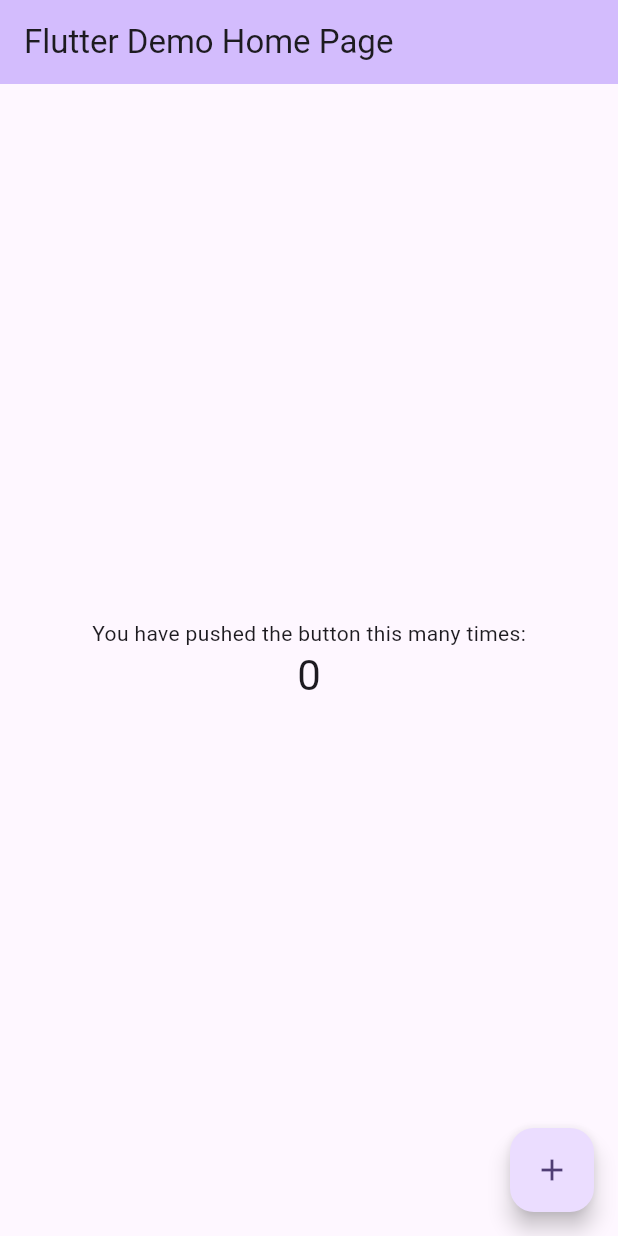
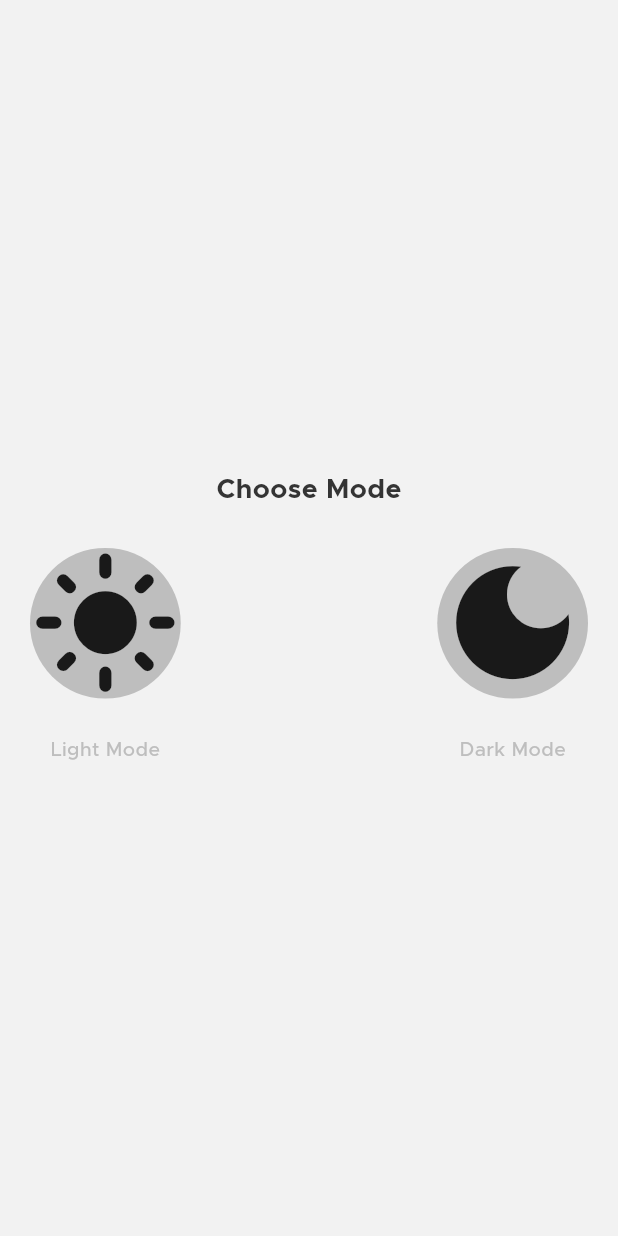
Before and after one commit to noyevate/todo, a Flutter app: the screen it shows after launch, on a phone screen of 412 x 824 dp. Run offline on Flutter 3.47's test engine with Material 3 defaults, Android fonts, the phone set to English and light mode, and no system bars; our stand-ins replace flutter_bloc, flutter_screenutil.

Commit message:
added the  light and dark theme logic

```diff
--- /dev/null
+++ b/lib/core/extensions/space_exs.dart
@@ -0,0 +1,15 @@
+import 'package:flutter/material.dart';
+
+extension IntExtention on int? {
+  int validate({int value  = 0}) {
+    return this ?? value;
+  }
+
+  Widget get s => SizedBox(
+    height: this?.toDouble(),
+  );
+
+  Widget get l => SizedBox(
+    width: this?.toDouble(),
+  );
+}
--- /dev/null
+++ b/lib/core/utils/colors.dart
@@ -0,0 +1,13 @@
+import 'package:flutter/material.dart';
+
+class AppColors {
+  static const Color primaryColor = Color(0xff4568dc);
+  static const lightBackground = Color(0xffF2F2F2);
+  static const darkBackground = Color(0xff0D0C0C);
+  static const grey = Color(0xffBEBEBE);
+  static const darkgrey = Color(0xff343434);
+  static const List<Color> primaryGradientColor = [
+    Color(0xff4568dc),
+    Color(0xffb06ab3),
+  ];
+}
--- /dev/null
+++ b/lib/core/utils/constanst.dart
@@ -0,0 +1,70 @@
+// import 'package:flutter/material.dart';
+// import 'package:ftoast/ftoast.dart';
+// import 'package:panara_dialogs/panara_dialogs.dart';
+
+// ///
+// import '../utils/strings.dart';
+// import '../../main.dart';
+
+// /// Empty Title & Subtite TextFields Warning
+// emptyFieldsWarning(context) {
+//   return FToast.toast(
+//     context,
+//     msg: MyString.oopsMsg,
+//     subMsg: "You must fill all Fields!",
+//     corner: 20.0,
+//     duration: 2000,
+//     padding: const EdgeInsets.all(20),
+//   );
+// }
+
+// /// Nothing Enter When user try to edit the current tesk
+// nothingEnterOnUpdateTaskMode(context) {
+//   return FToast.toast(
+//     context,
+//     msg: MyString.oopsMsg,
+//     subMsg: "You must edit the tasks then try to update it!",
+//     corner: 20.0,
+//     duration: 3000,
+//     padding: const EdgeInsets.all(20),
+//   );
+// }
+
+// /// No task Warning Dialog
+// dynamic warningNoTask(BuildContext context) {
+//   return PanaraInfoDialog.showAnimatedGrow(
+//     context,
+//     title: MyString.oopsMsg,
+//     message:
+//         "There is no Task For Delete!\n Try adding some and then try to delete it!",
+//     buttonText: "Okay",
+//     onTapDismiss: () {
+//       Navigator.pop(context);
+//     },
+//     panaraDialogType: PanaraDialogType.warning,
+//   );
+// }
+
+// /// Delete All Task Dialog
+// dynamic deleteAllTask(BuildContext context) {
+//   return PanaraConfirmDialog.show(
+//     context,
+//     title: MyString.areYouSure,
+//     message:
+//         "Do You really want to delete all tasks? You will no be able to undo this action!",
+//     confirmButtonText: "Yes",
+//     cancelButtonText: "No",
+//     onTapCancel: () {
+//       Navigator.pop(context);
+//     },
+//     onTapConfirm: () {
+//       BaseWidget.of(context).dataStore.box.clear();
+//       Navigator.pop(context);
+//     },
+//     panaraDialogType: PanaraDialogType.error,
+//     barrierDismissible: false,
+//   );
+// }
+
+// /// lottie asset address
+String lottieURL = 'assets/lottie/1.json';
--- /dev/null
+++ b/lib/core/utils/reusable_text.dart
@@ -0,0 +1,33 @@
+import 'package:flutter/material.dart';
+
+class ReuseableText extends StatelessWidget {
+  final String title;
+  final TextStyle style;
+  final TextAlign? textAlign;
+  final TextOverflow? overflow;
+  final TextDecoration? decoration;
+
+  const ReuseableText({
+    super.key,
+    required this.title,
+    required this.style,
+    this.textAlign,
+    this.overflow, this.decoration,
+
+  });
+
+  @override
+  Widget build(BuildContext context) {
+    return Text(
+      title,
+      style: style.copyWith(
+        fontFamily: style.fontFamily ?? 'Metropolis',
+        decoration: decoration ?? TextDecoration.none  // Default to 'Aeonik' if not provided
+      ) ,
+      textAlign: textAlign ?? TextAlign.left,
+
+      overflow: overflow ?? TextOverflow.ellipsis,
+      // softWrap: false,
+    );
+  }
+}
--- /dev/null
+++ b/lib/core/utils/size.dart
@@ -0,0 +1,4 @@
+import 'package:flutter_screenutil/flutter_screenutil.dart';
+
+double height = 1640.h;
+ double width = 720.w;
--- /dev/null
+++ b/lib/core/utils/strings.dart
@@ -0,0 +1,17 @@
+class AppStrings {
+  static const String mainTitle = "My Tasks";
+  static const String deletedTask = "This task was deleted";
+  static const String doneAllTask = "You Have Done All Tasks!👌";
+  static const String addNewTask = "Add New ";
+  static const String updateCurrentTask = "Update ";
+  static const String taskStrnig = "Task";
+  static const String titleOfTitleTextField = "What are you planing😇?";
+  static const String addNote = 'Add Note';
+  static const String timeString = "Time";
+  static const String dateString = "Date";
+  static const String deleteTask = "Delete Task";
+  static const String addTaskString = "Add Task";
+  static const String updateTaskString = "Update Task";
+  static const String oopsMsg = "Oops!";
+  static const String areYouSure = "Are You Sure?";
+}
--- /dev/null
+++ b/lib/core/utils/themes.dart
@@ -0,0 +1,113 @@
+import 'package:flutter/material.dart';
+import 'package:todo/core/utils/colors.dart';
+
+class AppTheme {
+  static final lightTheme = ThemeData(
+    primaryColor: AppColors.primaryColor,
+    scaffoldBackgroundColor: AppColors.lightBackground,
+    brightness: Brightness.light,
+    textTheme: const TextTheme(
+          displayLarge: TextStyle(
+            color: Colors.black,
+            fontSize: 45,
+            fontWeight: FontWeight.bold,
+            fontFamily: 'Metropolis'
+          ),
+          titleMedium: TextStyle(
+            color: Colors.grey,
+            fontSize: 16,
+            fontWeight: FontWeight.w300,
+            fontFamily: 'Metropolis'
+          ),
+          displayMedium: TextStyle(
+            color: Colors.white,
+            fontSize: 21,
+            fontFamily: 'Metropolis'
+          ),
+          displaySmall: TextStyle(
+            color: Color.fromARGB(255, 234, 234, 234),
+            fontSize: 14,
+
+            fontWeight: FontWeight.w400,
+            fontFamily: 'Metropolis'
+          ),
+          headlineMedium: TextStyle(
+            color: Colors.grey,
+            fontSize: 15,
+            fontFamily: 'Metropolis'
+          ),
+          headlineSmall: TextStyle(
+            color: Colors.grey,
+            fontSize: 12,
+            fontFamily: 'Metropolis'
+          ),
+          titleSmall: TextStyle(
+            color: Colors.black,
+            fontWeight: FontWeight.w500,
+            fontFamily: 'Metropolis'
+          ),
+          titleLarge: TextStyle(
+            fontSize: 20,
+            color: Colors.black,
+            fontWeight: FontWeight.w300,
+            fontFamily: 'Metropolis'
+          ),
+        ),
+      );
+
+
+  static final darkTheme = ThemeData(
+    primaryColor: AppColors.primaryColor,
+
+    scaffoldBackgroundColor: AppColors.darkBackground,
+    brightness: Brightness.dark,
+    textTheme: const TextTheme(
+          displayLarge: TextStyle(
+            color: Colors.black,
+            fontSize: 45,
+            fontWeight: FontWeight.bold,
+            fontFamily: 'Metropolis'
+          ),
+          titleMedium: TextStyle(
+            color: Colors.grey,
+            fontSize: 16,
+            fontWeight: FontWeight.w300,
+            fontFamily: 'Metropolis'
+          ),
+          displayMedium: TextStyle(
+            color: Colors.white,
+            fontSize: 21,
+            fontFamily: 'Metropolis'
+          ),
+          displaySmall: TextStyle(
+            color: Color.fromARGB(255, 234, 234, 234),
+            fontSize: 14,
+
+            fontWeight: FontWeight.w400,
+            fontFamily: 'Metropolis'
+          ),
+          headlineMedium: TextStyle(
+            color: Colors.grey,
+            fontSize: 15,
+            fontFamily: 'Metropolis'
+          ),
+          headlineSmall: TextStyle(
+            color: Colors.grey,
+            fontSize: 12,
+            fontFamily: 'Metropolis'
+          ),
+          titleSmall: TextStyle(
+            color: Colors.black,
+            fontWeight: FontWeight.w500,
+            fontFamily: 'Metropolis'
+          ),
+          titleLarge: TextStyle(
+            fontSize: 20,
+            color: Colors.black,
+            fontWeight: FontWeight.w300,
+            fontFamily: 'Metropolis'
+          ),
+        ),
+      );
+
+}
--- /dev/null
+++ b/lib/feture/choose_mode/presentation/bloc/theme_bloc.dart
@@ -0,0 +1,17 @@
+import 'package:flutter_bloc/flutter_bloc.dart';
+import 'package:flutter/material.dart';
+import 'package:todo/core/utils/themes.dart';
+import 'theme_event.dart';
+import 'theme_state.dart';
+
+class ThemeBloc extends Bloc<ThemeEvent, ThemeState> {
+  ThemeBloc()
+      : super(ThemeState(AppTheme.lightTheme)) {
+    on<ToggleToLight>((event, emit) {
+      emit(ThemeState(AppTheme.lightTheme));
+    });
+    on<ToggleToDark>((event, emit) {
+      emit(ThemeState(AppTheme.darkTheme));
+    });
+  }
+}
--- /dev/null
+++ b/lib/feture/choose_mode/presentation/bloc/theme_event.dart
@@ -0,0 +1,5 @@
+abstract class ThemeEvent {}
+
+class ToggleToLight extends ThemeEvent {}
+
+class ToggleToDark extends ThemeEvent {}
--- /dev/null
+++ b/lib/feture/choose_mode/presentation/bloc/theme_state.dart
@@ -0,0 +1,8 @@
+
+import 'package:flutter/material.dart';
+
+class ThemeState {
+  final ThemeData themeData;
+
+  ThemeState(this.themeData);
+}
--- /dev/null
+++ b/lib/feture/choose_mode/presentation/pages/choose_theme.dart
@@ -0,0 +1,113 @@
+import 'dart:ui';
+
+import 'package:flutter/material.dart';
+import 'package:flutter_bloc/flutter_bloc.dart';
+import 'package:flutter_screenutil/flutter_screenutil.dart';
+import 'package:todo/core/extensions/space_exs.dart';
+import 'package:todo/core/utils/colors.dart';
+import 'package:todo/core/utils/reusable_text.dart';
+import 'package:todo/core/utils/size.dart';
+import 'package:todo/feture/choose_mode/presentation/bloc/theme_event.dart';
+import 'package:todo/feture/home/presentation/pages/home.dart';
+
+import '../bloc/theme_bloc.dart';
+
+class ChooseModePage extends StatelessWidget {
+  const ChooseModePage({super.key});
+
+  @override
+  Widget build(BuildContext context) {
+    return Scaffold(
+        body: Container(
+      margin: EdgeInsets.all(20),
+      height: height,
+      child: Center(
+        child: Column(
+          mainAxisSize: MainAxisSize.min,
+          children: [
+            ReuseableText(
+              title: "Choose Mode",
+              style: TextStyle(
+                fontSize: 18,
+                fontWeight: FontWeight.bold,
+                color: Theme.of(context).brightness == Brightness.dark
+        ? AppColors.grey
+        : AppColors.darkgrey,
+              ),
+            ),
+            Row(
+              mainAxisAlignment: MainAxisAlignment.spaceBetween,
+              children: [
+                GestureDetector(
+                  onTap: () {
+                    context.read<ThemeBloc>().add(ToggleToLight());
+                    Navigator.push(
+                      context,
+                      MaterialPageRoute(
+                        builder: (context) => HomeView(),
+                      ),
+                    );
+                  },
+                  child: Column(
+                    children: [
+                      Container(
+                        height: 300.h,
+                        decoration: BoxDecoration(
+                            shape: BoxShape.circle, color: AppColors.grey),
+                        child: Icon(
+                          Icons.light_mode,
+                          size: 200.sp,
+                        ),
+                      ),
+                      // 10.s,
+                      ReuseableText(
+                        title: "Light Mode",
+                        style: TextStyle(
+                          fontSize: 13,
+                          color: AppColors.grey,
+                          fontWeight: FontWeight.w500,
+                        ),
+                      )
+                    ],
+                  ),
+                ),
+                GestureDetector(
+                  onTap: () {
+                    context.read<ThemeBloc>().add(ToggleToDark());
+                    Navigator.push(
+                      context,
+                      MaterialPageRoute(
+                        builder: (context) => HomeView(),
+                      ),
+                    );
+                  },
+                  child: Column(
+                    children: [
+                      Container(
+                        height: 300.h,
+                        decoration: BoxDecoration(
+                            shape: BoxShape.circle, color: AppColors.grey),
+                        child: Icon(
+                          Icons.dark_mode,
+                          size: 200.sp,
+                        ),
+                      ),
+                      ReuseableText(
+                        title: "Dark Mode",
+                        style: TextStyle(
+                          fontSize: 13,
+                          color: AppColors.grey,
+                          fontWeight: FontWeight.w500,
+                        ),
+                      )
+                    ],
+                  ),
+                )
+              ],
+            ),
+          ],
+        ),
+      ),
+    ));
+  }
+}
--- /dev/null
+++ b/lib/feture/home/presentation/pages/home.dart
@@ -0,0 +1,30 @@
+import 'package:flutter/material.dart';
+import 'package:todo/core/utils/reusable_text.dart';
+
+import '../../../../core/utils/colors.dart';
+
+class HomeView extends StatefulWidget {
+  const HomeView({super.key});
+
+  @override
+  State<HomeView> createState() => _HomeViewState();
+}
+
+class _HomeViewState extends State<HomeView> {
+  @override
+  Widget build(BuildContext context) {
+    return Scaffold(
+       backgroundColor: Theme.of(context).scaffoldBackgroundColor,
+      body: Center(
+        child: ReuseableText(
+                        title: "Home",
+                        style: TextStyle(
+                          fontSize: 13,
+                          color: AppColors.grey,
+                          fontWeight: FontWeight.w500,
+                        ),
+                      ),
+      ),
+    );
+  }
+}
--- a/lib/main.dart
+++ b/lib/main.dart
@@ -1,7 +1,18 @@
 import 'package:flutter/material.dart';
+import 'package:flutter_bloc/flutter_bloc.dart';
+import 'package:flutter_screenutil/flutter_screenutil.dart';
+import 'package:todo/core/utils/themes.dart';
+import 'package:todo/feture/choose_mode/presentation/bloc/theme_bloc.dart';
+import 'package:todo/feture/choose_mode/presentation/bloc/theme_state.dart';
+import 'package:todo/feture/choose_mode/presentation/pages/choose_theme.dart';
 
 void main() {
-  runApp(const MyApp());
+  runApp(
+    BlocProvider(
+      create: (_) => ThemeBloc(),
+      child: const MyApp(),
+    ),
+  );
 }
 
 class MyApp extends StatelessWidget {
@@ -10,116 +21,21 @@ class MyApp extends StatelessWidget {
   // This widget is the root of your application.
   @override
   Widget build(BuildContext context) {
-    return MaterialApp(
-      title: 'Flutter Demo',
-      theme: ThemeData(
-        // This is the theme of your application.
-        //
-        // TRY THIS: Try running your application with "flutter run". You'll see
-        // the application has a purple toolbar. Then, without quitting the app,
-        // try changing the seedColor in the colorScheme below to Colors.green
-        // and then invoke "hot reload" (save your changes or press the "hot
-        // reload" button in a Flutter-supported IDE, or press "r" if you used
-        // the command line to start the app).
-        //
-        // Notice that the counter didn't reset back to zero; the application
-        // state is not lost during the reload. To reset the state, use hot
-        // restart instead.
-        //
-        // This works for code too, not just values: Most code changes can be
-        // tested with just a hot reload.
-        colorScheme: ColorScheme.fromSeed(seedColor: Colors.deepPurple),
-        useMaterial3: true,
-      ),
-      home: const MyHomePage(title: 'Flutter Demo Home Page'),
-    );
+    return ScreenUtilInit(
+        designSize: const Size(720, 1640),
+        minTextAdapt: true,
+        splitScreenMode: true,
+        builder: (context, child) {
+          return BlocBuilder<ThemeBloc, ThemeState>(
+            builder: (context, state) {
+              return MaterialApp(
+                title: 'to do',
+                debugShowCheckedModeBanner: false,
+                theme: state.themeData,
+                home: ChooseModePage(),
+              );
+            },
+          );
+        });
   }
 }
-
-class MyHomePage extends StatefulWidget {
-  const MyHomePage({super.key, required this.title});
-
-  // This widget is the home page of your application. It is stateful, meaning
-  // that it has a State object (defined below) that contains fields that affect
-  // how it looks.
-
-  // This class is the configuration for the state. It holds the values (in this
-  // case the title) provided by the parent (in this case the App widget) and
-  // used by the build method of the State. Fields in a Widget subclass are
-  // always marked "final".
-
-  final String title;
-
-  @override
-  State<MyHomePage> createState() => _MyHomePageState();
-}
-
-class _MyHomePageState extends State<MyHomePage> {
-  int _counter = 0;
-
-  void _incrementCounter() {
-    setState(() {
-      // This call to setState tells the Flutter framework that something has
-      // changed in this State, which causes it to rerun the build method below
-      // so that the display can reflect the updated values. If we changed
-      // _counter without calling setState(), then the build method would not be
-      // called again, and so nothing would appear to happen.
-      _counter++;
-    });
-  }
-
-  @override
-  Widget build(BuildContext context) {
-    // This method is rerun every time setState is called, for instance as done
-    // by the _incrementCounter method above.
-    //
-    // The Flutter framework has been optimized to make rerunning build methods
-    // fast, so that you can just rebuild anything that needs updating rather
-    // than having to individually change instances of widgets.
-    return Scaffold(
-      appBar: AppBar(
-        // TRY THIS: Try changing the color here to a specific color (to
-        // Colors.amber, perhaps?) and trigger a hot reload to see the AppBar
-        // change color while the other colors stay the same.
-        backgroundColor: Theme.of(context).colorScheme.inversePrimary,
-        // Here we take the value from the MyHomePage object that was created by
-        // the App.build method, and use it to set our appbar title.
-        title: Text(widget.title),
-      ),
-      body: Center(
-        // Center is a layout widget. It takes a single child and positions it
-        // in the middle of the parent.
-        child: Column(
-          // Column is also a layout widget. It takes a list of children and
-          // arranges them vertically. By default, it sizes itself to fit its
-          // children horizontally, and tries to be as tall as its parent.
-          //
-          // Column has various properties to control how it sizes itself and
-          // how it positions its children. Here we use mainAxisAlignment to
-          // center the children vertically; the main axis here is the vertical
-          // axis because Columns are vertical (the cross axis would be
-          // horizontal).
-          //
-          // TRY THIS: Invoke "debug painting" (choose the "Toggle Debug Paint"
-          // action in the IDE, or press "p" in the console), to see the
-          // wireframe for each widget.
-          mainAxisAlignment: MainAxisAlignment.center,
-          children: <Widget>[
-            const Text(
-              'You have pushed the button this many times:',
-            ),
-            Text(
-              '$_counter',
-              style: Theme.of(context).textTheme.headlineMedium,
-            ),
-          ],
-        ),
-      ),
-      floatingActionButton: FloatingActionButton(
-        onPressed: _incrementCounter,
-        tooltip: 'Increment',
-        child: const Icon(Icons.add),
-      ), // This trailing comma makes auto-formatting nicer for build methods.
-    );
-  }
-}
```
